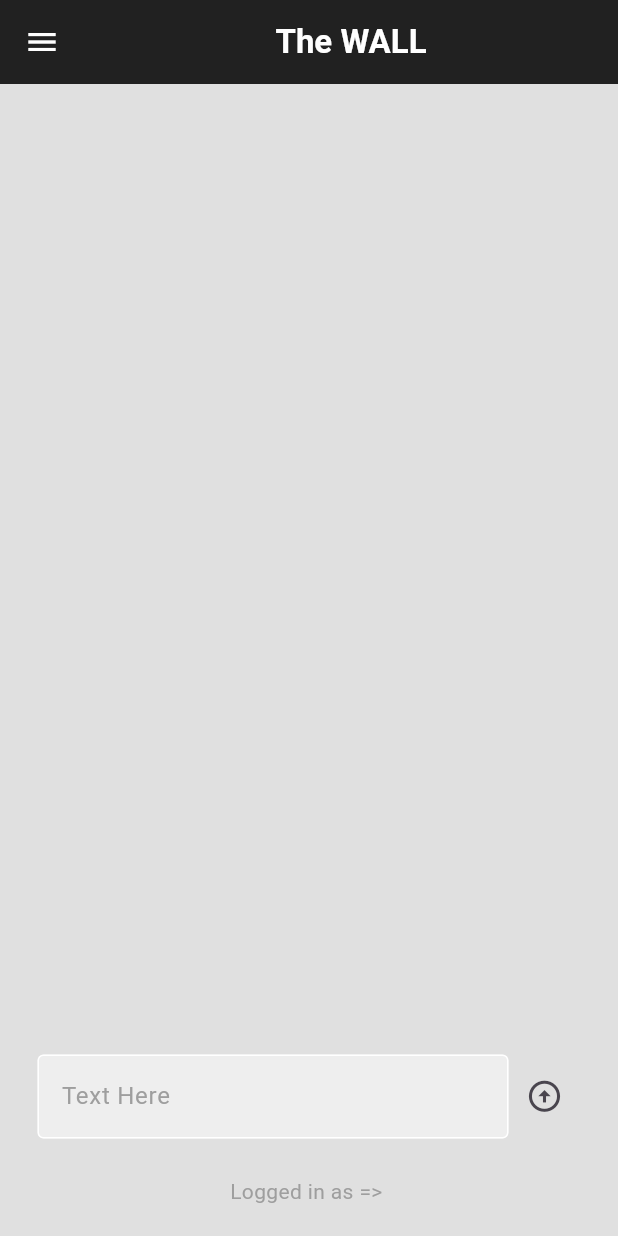
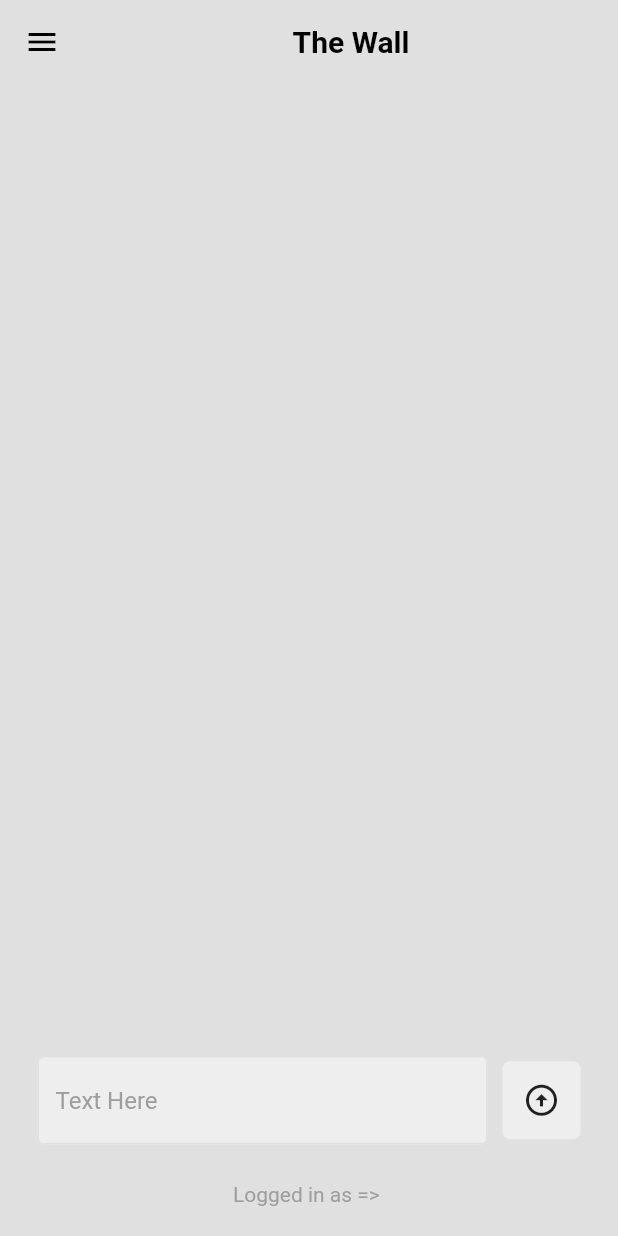
Before and after one commit to avela1/FlutterProjekts, a Flutter app: the screen it shows once a user with an empty profile is signed in, on a phone screen of 412 x 824 dp. Run offline on Flutter 3.47's test engine with Material 2 defaults, Android fonts, the light colour scheme and no system bars; our stand-ins replace badges, cloud_firestore, firebase_auth, firebase_core; accounts and stored records are empty; network calls fail.

Commit message:
starting a project

```diff
--- a/blogapp/lib/components/mytextfield.dart
+++ b/blogapp/lib/components/mytextfield.dart
@@ -17,15 +17,17 @@
       controller: controller,
       obscureText: obscureText,
       decoration: InputDecoration(
-        enabledBorder: const OutlineInputBorder(
-          borderSide: BorderSide(color: Colors.white),
-        ),
-        focusedBorder: const OutlineInputBorder(
+        enabledBorder: OutlineInputBorder(
           borderSide: BorderSide(
-            color: Colors.white,
+            color: Theme.of(context).colorScheme.secondary,
           ),
         ),
-        fillColor: Colors.grey[200],
+        focusedBorder: OutlineInputBorder(
+          borderSide: BorderSide(
+            color: Theme.of(context).colorScheme.secondary,
+          ),
+        ),
+        fillColor: Theme.of(context).colorScheme.primary,
         filled: true,
         hintText: hintText,
         hintStyle: TextStyle(
--- a/blogapp/lib/components/posts.dart
+++ b/blogapp/lib/components/posts.dart
@@ -51,7 +51,8 @@
       margin: const EdgeInsets.only(left: 25, right: 25, top: 25),
       padding: const EdgeInsets.all(25),
       decoration: BoxDecoration(
-          color: Colors.white, borderRadius: BorderRadius.circular(10)),
+          color: Theme.of(context).colorScheme.primary,
+          borderRadius: BorderRadius.circular(10)),
       child: Row(
         children: [
           LikeButton(
--- a/blogapp/lib/components/profile_detail.dart
+++ b/blogapp/lib/components/profile_detail.dart
@@ -13,7 +13,7 @@
       margin: const EdgeInsets.only(top: 10),
       decoration: BoxDecoration(
         borderRadius: BorderRadius.circular(10),
-        color: Colors.white,
+        color: Theme.of(context).colorScheme.primary,
       ),
       child: Padding(
         padding: const EdgeInsets.symmetric(horizontal: 20, vertical: 10),
--- a/blogapp/lib/main.dart
+++ b/blogapp/lib/main.dart
@@ -1,5 +1,7 @@
 import 'package:blogapp/auth/auth_page.dart';
 import 'package:blogapp/firebase_options.dart';
+import 'package:blogapp/theme/dark_theme.dart';
+import 'package:blogapp/theme/light_theme.dart';
 import 'package:firebase_core/firebase_core.dart';
 import 'package:flutter/material.dart';
 
@@ -17,10 +19,8 @@
   Widget build(BuildContext context) {
     return MaterialApp(
       title: 'Flutter Demo',
-      theme: ThemeData(
-        colorScheme: ColorScheme.fromSeed(seedColor: Colors.deepPurple),
-        useMaterial3: true,
-      ),
+      theme: lightTheme,
+      darkTheme: dartTheme,
       home: const AuthPage(),
       debugShowCheckedModeBanner: false,
     );
--- a/blogapp/lib/pages/home_page.dart
+++ b/blogapp/lib/pages/home_page.dart
@@ -52,21 +52,14 @@
   @override
   Widget build(BuildContext context) {
     return Scaffold(
-        backgroundColor: Colors.grey[300],
+        backgroundColor: Theme.of(context).colorScheme.background,
         drawer: MyDrawer(profileTap: goToProfilePage, signOut: signout),
         appBar: AppBar(
-          iconTheme: const IconThemeData(color: Colors.white),
           title: const Center(
             child: Text(
-              'The WALL',
-              style: TextStyle(
-                color: Colors.white,
-                fontWeight: FontWeight.bold,
-              ),
+              'The Wall',
             ),
           ),
-          backgroundColor: Colors.grey[900],
-          elevation: 0,
         ),
         body: Center(
           child: Column(
@@ -108,14 +101,23 @@
                         controller: textController,
                         hintText: 'Text Here',
                         obscureText: false,
-
                       ),
                     ),
-                    IconButton(
-                      onPressed: postMessage,
-                      icon: const Icon(
-                        Icons.arrow_circle_up,
-                        size: 25,
+                    Container(
+                      margin: const EdgeInsets.only(
+                        left: 10,
+                      ),
+                      decoration: BoxDecoration(
+                        borderRadius: BorderRadius.circular(5),
+                        color: Theme.of(context).colorScheme.primary,
+                      ),
+                      padding: const EdgeInsets.all(2),
+                      child: IconButton(
+                        onPressed: postMessage,
+                        icon: const Icon(
+                          Icons.arrow_circle_up,
+                          size: 25,
+                        ),
                       ),
                     ),
                   ],
--- a/blogapp/lib/theme/dark_theme.dart
+++ b/blogapp/lib/theme/dark_theme.dart
@@ -0,0 +1,13 @@
+import 'package:flutter/material.dart';
+
+ThemeData dartTheme = ThemeData(
+  brightness: Brightness.dark,
+  appBarTheme: const AppBarTheme(
+    backgroundColor: Colors.black,
+  ),
+  colorScheme: ColorScheme.dark(
+    background: Colors.black,
+    primary: Colors.grey[900]!,
+    secondary: Colors.grey[800]!,
+  ),
+);
--- a/blogapp/lib/theme/light_theme.dart
+++ b/blogapp/lib/theme/light_theme.dart
@@ -0,0 +1,19 @@
+import 'package:flutter/material.dart';
+
+ThemeData lightTheme = ThemeData(
+    brightness: Brightness.light,
+    appBarTheme: const AppBarTheme(
+      backgroundColor: Colors.transparent,
+      elevation: 0,
+      iconTheme: IconThemeData(color: Colors.black),
+      titleTextStyle: TextStyle(
+        color: Colors.black,
+        fontSize: 20,
+        fontWeight: FontWeight.bold,
+      ),
+    ),
+    colorScheme: ColorScheme.light(
+      background: Colors.grey[300]!,
+      primary: Colors.grey[200]!,
+      secondary: Colors.grey[300]!,
+    ));
```
Also changed, not shown: blogapp/lib/pages/profile_page.dart (+1 -7 lines), zena_social_media/analysis_options.yaml (added, +29 -0 lines), zena_social_media/lib/main.dart (added, +125 -0 lines), zena_social_media/pubspec.yaml (added, +90 -0 lines), zena_social_media/pubspec.lock (added), 124 other files.
